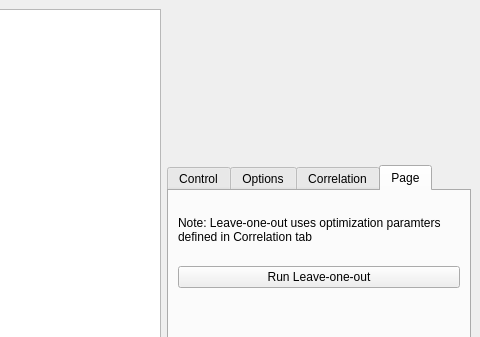
First picture: the form in rfi3dct/TDCT_correlation2.ui, repository rosalindfranklininstitute/3DCT, before the edit; both pictures show x 789 to 1269 and y 0 to 337 of the 1269 by 847 pixel window.
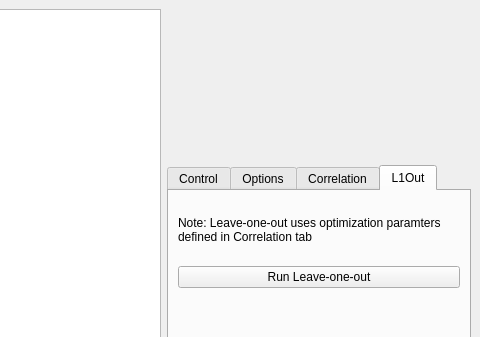
Second picture: the form after the edit. Icons and pictures are not drawn. Custom widgets are drawn as their Qt base class.

Patch:
```diff
--- a/rfi3dct/TDCT_correlation2.ui
+++ b/rfi3dct/TDCT_correlation2.ui
@@ -2276,7 +2276,7 @@
             </widget>
             <widget class="QWidget" name="tab">
              <attribute name="title">
-              <string>Page</string>
+              <string>L1Out</string>
              </attribute>
              <layout class="QVBoxLayout" name="verticalLayout_6">
               <item>
```
Left out of the diff: 2 changed lines with no effect on the pictures.
